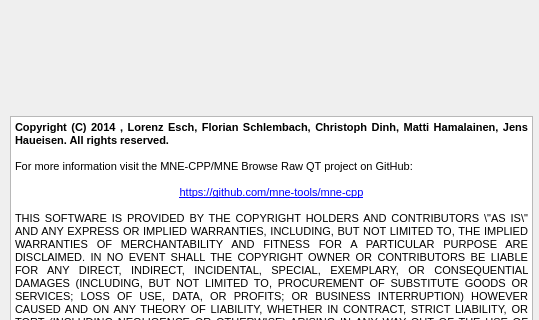
Above: applications/mne_analyze/Windows/aboutwindow.ui from mne-tools/mne-cpp before the change; both pictures show x 0 to 539 and y 234 to 554 of the 539 by 708 pixel window. Below: the same form after it.
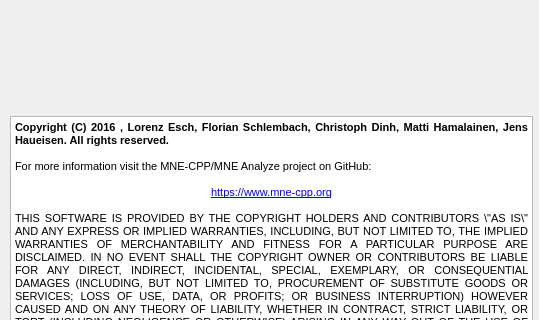
That is the form after the change. Icons and pictures are not drawn.

```diff
--- a/applications/mne_analyze/Windows/aboutwindow.ui
+++ b/applications/mne_analyze/Windows/aboutwindow.ui
@@ -58,11 +58,11 @@
 &lt;html&gt;&lt;head&gt;&lt;meta name=&quot;qrichtext&quot; content=&quot;1&quot; /&gt;&lt;style type=&quot;text/css&quot;&gt;
 p, li { white-space: pre-wrap; }
 &lt;/style&gt;&lt;/head&gt;&lt;body style=&quot; font-family:'MS Shell Dlg 2'; font-size:8.25pt; font-weight:400; font-style:normal;&quot;&gt;
-&lt;p align=&quot;justify&quot; style=&quot; margin-top:0px; margin-bottom:0px; margin-left:0px; margin-right:0px; -qt-block-indent:0; text-indent:0px;&quot;&gt;&lt;span style=&quot; font-size:8pt; font-weight:600;&quot;&gt;Copyright (C) 2014 , Lorenz Esch, Florian Schlembach, Christoph Dinh, Matti Hamalainen, Jens Haueisen. All rights reserved.&lt;/span&gt;&lt;/p&gt;
+&lt;p align=&quot;justify&quot; style=&quot; margin-top:0px; margin-bottom:0px; margin-left:0px; margin-right:0px; -qt-block-indent:0; text-indent:0px;&quot;&gt;&lt;span style=&quot; font-size:8pt; font-weight:600;&quot;&gt;Copyright (C) 2016 , Lorenz Esch, Florian Schlembach, Christoph Dinh, Matti Hamalainen, Jens Haueisen. All rights reserved.&lt;/span&gt;&lt;/p&gt;
 &lt;p align=&quot;justify&quot; style=&quot;-qt-paragraph-type:empty; margin-top:0px; margin-bottom:0px; margin-left:0px; margin-right:0px; -qt-block-indent:0; text-indent:0px; font-size:8pt;&quot;&gt;&lt;br /&gt;&lt;/p&gt;
-&lt;p align=&quot;justify&quot; style=&quot; margin-top:0px; margin-bottom:0px; margin-left:0px; margin-right:0px; -qt-block-indent:0; text-indent:0px;&quot;&gt;&lt;span style=&quot; font-size:8pt;&quot;&gt;For more information visit the MNE-CPP/MNE Browse Raw QT project on GitHub:&lt;/span&gt;&lt;/p&gt;
+&lt;p align=&quot;justify&quot; style=&quot; margin-top:0px; margin-bottom:0px; margin-left:0px; margin-right:0px; -qt-block-indent:0; text-indent:0px;&quot;&gt;&lt;span style=&quot; font-size:8pt;&quot;&gt;For more information visit the MNE-CPP/MNE Analyze project on GitHub:&lt;/span&gt;&lt;/p&gt;
 &lt;p align=&quot;justify&quot; style=&quot;-qt-paragraph-type:empty; margin-top:0px; margin-bottom:0px; margin-left:0px; margin-right:0px; -qt-block-indent:0; text-indent:0px; font-size:8pt;&quot;&gt;&lt;br /&gt;&lt;/p&gt;
-&lt;p align=&quot;center&quot; style=&quot; margin-top:0px; margin-bottom:0px; margin-left:0px; margin-right:0px; -qt-block-indent:0; text-indent:0px;&quot;&gt;&lt;a href=&quot;https://github.com/mne-tools/mne-cpp&quot;&gt;&lt;span style=&quot; font-size:8pt; text-decoration: underline; color:#0000ff;&quot;&gt;https://github.com/mne-tools/mne-cpp&lt;/span&gt;&lt;/a&gt;&lt;/p&gt;
+&lt;p align=&quot;center&quot; style=&quot; margin-top:0px; margin-bottom:0px; margin-left:0px; margin-right:0px; -qt-block-indent:0; text-indent:0px;&quot;&gt;&lt;a href=&quot;https://www.mne-cpp.org&quot;&gt;&lt;span style=&quot; font-size:8pt; text-decoration: underline; color:#0000ff;&quot;&gt;https://www.mne-cpp.org&lt;/span&gt;&lt;/a&gt;&lt;/p&gt;
 &lt;p align=&quot;justify&quot; style=&quot;-qt-paragraph-type:empty; margin-top:0px; margin-bottom:0px; margin-left:0px; margin-right:0px; -qt-block-indent:0; text-indent:0px; font-size:8pt;&quot;&gt;&lt;br /&gt;&lt;/p&gt;
 &lt;p align=&quot;justify&quot; style=&quot; margin-top:0px; margin-bottom:0px; margin-left:0px; margin-right:0px; -qt-block-indent:0; text-indent:0px;&quot;&gt;&lt;span style=&quot; font-size:8pt;&quot;&gt;THIS SOFTWARE IS PROVIDED BY THE COPYRIGHT HOLDERS AND CONTRIBUTORS \&amp;quot;AS IS\&amp;quot; AND ANY EXPRESS OR IMPLIED WARRANTIES, INCLUDING, BUT NOT LIMITED TO, THE IMPLIED WARRANTIES OF MERCHANTABILITY AND FITNESS FOR A PARTICULAR PURPOSE ARE DISCLAIMED. IN NO EVENT SHALL THE COPYRIGHT OWNER OR CONTRIBUTORS BE LIABLE FOR ANY DIRECT, INDIRECT, INCIDENTAL, SPECIAL, EXEMPLARY, OR CONSEQUENTIAL DAMAGES (INCLUDING, BUT NOT LIMITED TO, PROCUREMENT OF SUBSTITUTE GOODS OR SERVICES; LOSS OF USE, DATA, OR PROFITS; OR BUSINESS INTERRUPTION) HOWEVER CAUSED AND ON ANY THEORY OF LIABILITY, WHETHER IN CONTRACT, STRICT LIABILITY, OR TORT (INCLUDING NEGLIGENCE OR OTHERWISE) ARISING IN ANY WAY OUT OF THE USE OF THIS SOFTWARE, EVEN IF ADVISED OF THE POSSIBILITY OF SUCH DAMAGE.&lt;/span&gt;&lt;/p&gt;
 &lt;p align=&quot;justify&quot; style=&quot;-qt-paragraph-type:empty; margin-top:0px; margin-bottom:0px; margin-left:0px; margin-right:0px; -qt-block-indent:0; text-indent:0px; font-size:8pt;&quot;&gt;&lt;br /&gt;&lt;/p&gt;
```
